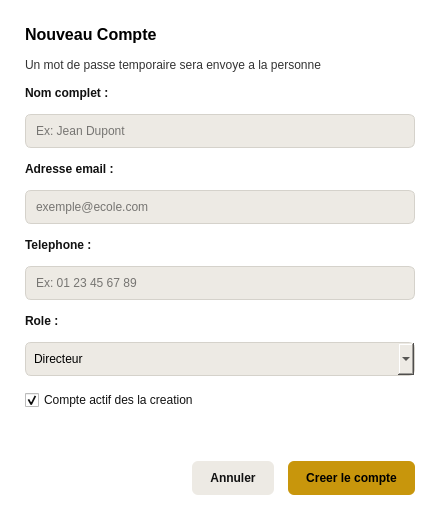
The window that ui/ui_files/comptes/compte_dialog.ui (laudesmassamba1-ai/Logiciel-de-gestion-scolaire) describes before a commit, drawn with Qt 5.
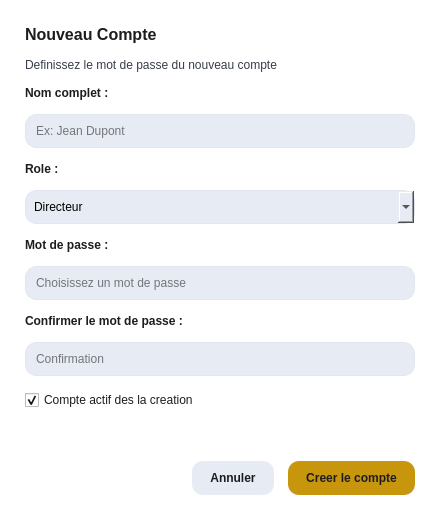
The same window after the commit.

Commit message: build: reconstruction des executables (retrait email/telephone du compte)

```diff
--- a/ui/ui_files/comptes/compte_dialog.ui
+++ b/ui/ui_files/comptes/compte_dialog.ui
@@ -17,10 +17,10 @@
    <string>
     QDialog { background-color: #FFFFFF; font-family: 'Segoe UI', sans-serif; }
     QLineEdit, QComboBox {
-        border: 1px solid #D5D2CB;
-        border-radius: 6px;
+        border: 1px solid #E1E6EF;
+        border-radius: 11px;
         padding: 8px;
-        background-color: #EDEAE4;
+        background-color: #E7EBF3;
     }
     QLineEdit:focus, QComboBox:focus {
         border: 1px solid #C8960C;
@@ -48,7 +48,7 @@
    <item>
     <widget class="QLabel" name="lbl_dialog_title">
      <property name="styleSheet">
-      <string>color: #000000; font-size: 16px; font-weight: bold;</string>
+      <string>color: #1D1D1F; font-size: 16px; font-weight: bold;</string>
      </property>
      <property name="text">
       <string>Nouveau Compte</string>
@@ -58,10 +58,10 @@
    <item>
     <widget class="QLabel" name="lbl_dialog_subtitle">
      <property name="styleSheet">
-      <string>color: #333333; font-size: 12px;</string>
+      <string>color: #373D4A; font-size: 12px;</string>
      </property>
      <property name="text">
-      <string>Un mot de passe temporaire sera envoye a la personne</string>
+      <string>Definissez le mot de passe du nouveau compte</string>
      </property>
     </widget>
    </item>
@@ -69,7 +69,7 @@
    <item>
     <widget class="QLabel" name="lbl_field1">
      <property name="styleSheet">
-      <string>color: #111111; font-weight: bold; font-size: 12px;</string>
+      <string>color: #1D1D1F; font-weight: bold; font-size: 12px;</string>
      </property>
      <property name="text">
       <string>Nom complet :</string>
@@ -87,43 +87,7 @@
    <item>
     <widget class="QLabel" name="lbl_field2">
      <property name="styleSheet">
-      <string>color: #111111; font-weight: bold; font-size: 12px;</string>
-     </property>
-     <property name="text">
-      <string>Adresse email :</string>
-     </property>
-    </widget>
-   </item>
-   <item>
-    <widget class="QLineEdit" name="input_email_compte">
-     <property name="placeholderText">
-      <string>exemple@ecole.com</string>
-     </property>
-    </widget>
-   </item>
-
-   <item>
-    <widget class="QLabel" name="lbl_field3">
-     <property name="styleSheet">
-      <string>color: #111111; font-weight: bold; font-size: 12px;</string>
-     </property>
-     <property name="text">
-      <string>Telephone :</string>
-     </property>
-    </widget>
-   </item>
-   <item>
-    <widget class="QLineEdit" name="input_telephone_compte">
-     <property name="placeholderText">
-      <string>Ex: 01 23 45 67 89</string>
-     </property>
-    </widget>
-   </item>
-
-   <item>
-    <widget class="QLabel" name="lbl_field4">
-     <property name="styleSheet">
-      <string>color: #111111; font-weight: bold; font-size: 12px;</string>
+      <string>color: #1D1D1F; font-weight: bold; font-size: 12px;</string>
      </property>
      <property name="text">
       <string>Role :</string>
@@ -141,14 +105,56 @@
       <property name="text">
        <string>Gestionnaire</string>
       </property>
-     </item>
+</item>
+     </widget>
+    </item>
+
+   <item>
+    <widget class="QLabel" name="lbl_field_pwd">
+     <property name="styleSheet">
+      <string>color: #1D1D1F; font-weight: bold; font-size: 12px;</string>
+     </property>
+     <property name="text">
+      <string>Mot de passe :</string>
+     </property>
+    </widget>
+   </item>
+   <item>
+    <widget class="QLineEdit" name="input_password_compte">
+     <property name="echoMode">
+      <enum>QLineEdit::Password</enum>
+     </property>
+     <property name="placeholderText">
+      <string>Choisissez un mot de passe</string>
+     </property>
+    </widget>
+   </item>
+
+   <item>
+    <widget class="QLabel" name="lbl_field_pwd2">
+     <property name="styleSheet">
+      <string>color: #1D1D1F; font-weight: bold; font-size: 12px;</string>
+     </property>
+     <property name="text">
+      <string>Confirmer le mot de passe :</string>
+     </property>
+    </widget>
+   </item>
+   <item>
+    <widget class="QLineEdit" name="input_password_confirm">
+     <property name="echoMode">
+      <enum>QLineEdit::Password</enum>
+     </property>
+     <property name="placeholderText">
+      <string>Confirmation</string>
+     </property>
     </widget>
    </item>
 
    <item>
     <widget class="QCheckBox" name="check_compte_actif">
      <property name="styleSheet">
-      <string>color: #111111; font-size: 12px;</string>
+      <string>color: #1D1D1F; font-size: 12px;</string>
      </property>
      <property name="text">
       <string>Compte actif des la creation</string>
@@ -191,7 +197,7 @@
      <item>
       <widget class="QPushButton" name="btn_cancel">
        <property name="styleSheet">
-        <string>background-color: #EDEAE4; color: #111111; border: none; border-radius: 6px; padding: 10px 18px; font-weight: bold;</string>
+        <string>background-color: #E7EBF3; color: #1D1D1F; border: none; border-radius: 11px; padding: 10px 18px; font-weight: bold;</string>
        </property>
        <property name="text">
         <string>Annuler</string>
@@ -204,7 +210,7 @@
         <cursorShape>PointingHandCursor</cursorShape>
        </property>
        <property name="styleSheet">
-        <string>background-color: #C8960C; color: #000000; border: none; border-radius: 6px; padding: 10px 18px; font-weight: bold;</string>
+        <string>background-color: #C8960C; color: #1D1D1F; border: none; border-radius: 11px; padding: 10px 18px; font-weight: bold;</string>
        </property>
        <property name="text">
         <string>Creer le compte</string>
```
The commit also changes 84 other files.
